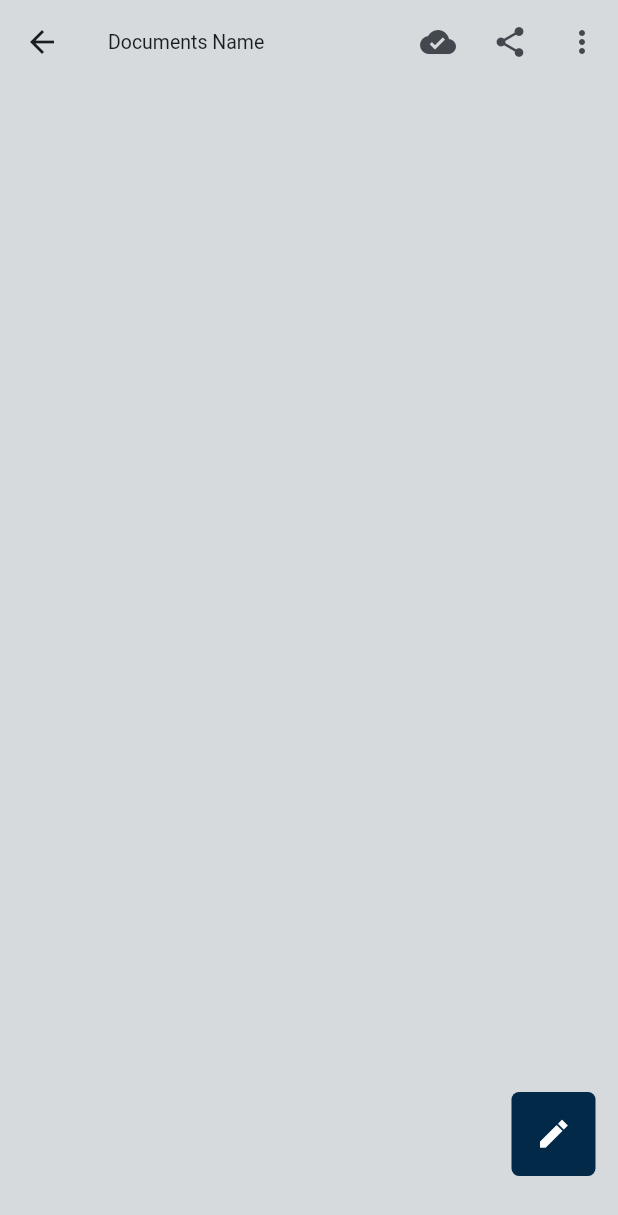
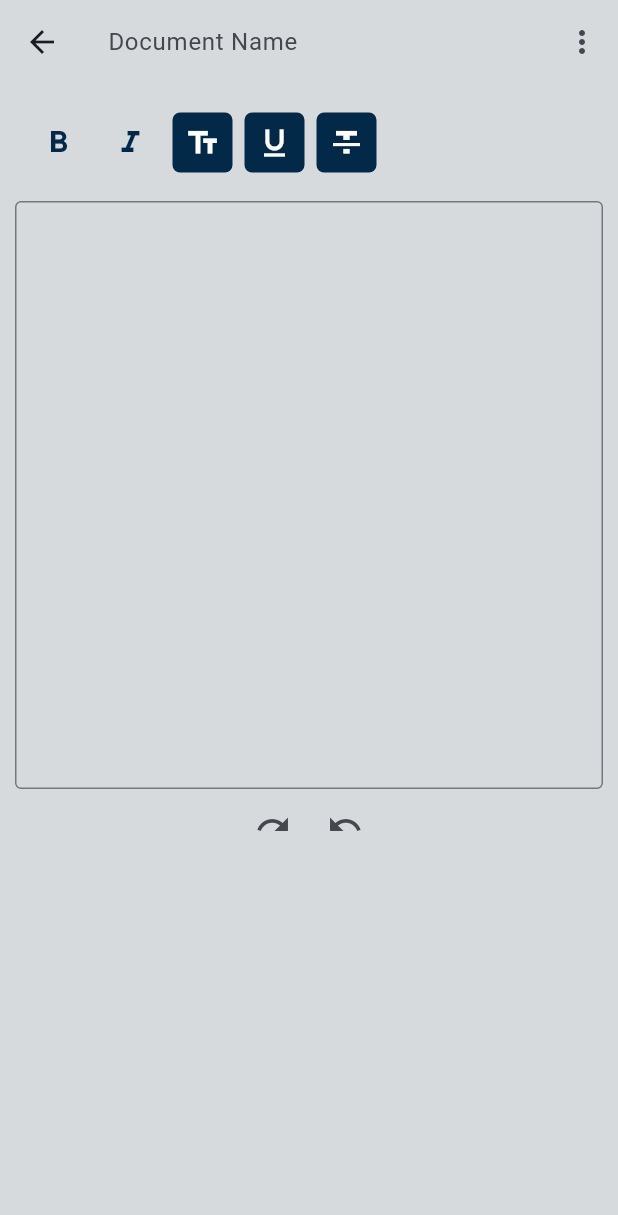
Before and after one commit to AdefemiAdeyanju/TekNoteApp, a Flutter app: the CreateDoc screen opened directly, after a tap on the "edit" icon, on a phone screen of 412 x 824 dp. Shown: the top 1215 px of the screen. Run offline on Flutter 3.47's test engine with Material 3 defaults, Android fonts, the phone set to English and light mode, and no system bars.

Commit message:
changes made

```diff
--- a/lib/pages/home_page.dart
+++ b/lib/pages/home_page.dart
@@ -1,7 +1,7 @@
 import 'package:flutter/material.dart';
 import 'package:teknote/pages/document_page.dart';
 import 'package:teknote/pages/create_document.dart';
-import 'package:teknote/utils/create_form.dart';
+import 'package:teknote/pages/create_form.dart';
 import 'package:teknote/pages/profile_setting_page.dart';
 import 'package:teknote/utils/home_component.dart';
 
--- a/lib/pages/profile_setting_page.dart
+++ b/lib/pages/profile_setting_page.dart
@@ -20,7 +20,8 @@ class ProfilePage extends StatelessWidget {
           Center(
             child: Row(
               children: [CircleAvatar(radius: 50,
-              backgroundImage:AssetImage('lib/images/apple.jpg',  ),
+              foregroundImage:AssetImage('lib/images/apple.jpg',),
+              backgroundColor: Colors.transparent,
                ),
               SizedBox(width: 10,),
                 Column(crossAxisAlignment:CrossAxisAlignment.baseline,
--- a/lib/pages/share_page.dart
+++ b/lib/pages/share_page.dart
@@ -1,5 +1,6 @@
 import 'package:flutter/material.dart';
 import 'package:teknote/utils/profile_page_card.dart';
+import 'package:teknote/utils/radio_button.dart';
 
 class SharePage extends StatelessWidget {
   const SharePage({super.key});
@@ -46,6 +47,9 @@ class SharePage extends StatelessWidget {
             ),
             const SizedBox(height: 20),
 
+            const MyRadioButton(),
+
+            const SizedBox(height: 20),
 
             Center(
               child: Column(
--- /dev/null
+++ b/lib/utils/create_document_input.dart
@@ -0,0 +1,146 @@
+import 'package:flutter/material.dart';
+
+class DocInput extends StatelessWidget {
+  const DocInput({super.key});
+
+  @override
+  Widget build(BuildContext context) {
+    return Scaffold(
+      appBar: AppBar(
+        title: const TextField(
+          decoration: InputDecoration(
+              hintText: 'Document Name', border: InputBorder.none),
+          style: TextStyle(),
+        ),
+        backgroundColor: const Color.fromARGB(255, 215, 218, 221),
+        actions: [
+          PopupMenuButton(
+            icon: const Icon(Icons.more_vert),
+            onSelected: ((value) => value),
+            itemBuilder: (BuildContext context) {
+              return [
+                const PopupMenuItem(
+                  value: 'Save',
+                  child: Text('Save'),
+                )
+              ];
+            },
+          )
+        ],
+      ),
+      backgroundColor: const Color.fromARGB(255, 215, 218, 221),
+      body: SafeArea(
+        child: Center(
+          child: ListView(
+            children: [
+              Column(
+                children: [
+                  const SizedBox(
+                    height: 15,
+                  ),
+                  Padding(
+                    padding: const EdgeInsets.only(left: 15),
+                    child: Row(
+                      children: [
+                        IconButton(
+                          style: const ButtonStyle(
+                            iconColor: MaterialStatePropertyAll(
+                              Color.fromARGB(255, 3, 41, 73),
+                            ),
+                          ),
+                          onPressed: () {},
+                          icon: const Icon(Icons.format_bold),
+                        ),
+                        IconButton(
+                          style: const ButtonStyle(
+                            iconColor: MaterialStatePropertyAll(
+                              Color.fromARGB(255, 3, 41, 73),
+                            ),
+                          ),
+                          onPressed: () {},
+                          icon: const Icon(Icons.format_italic),
+                        ),
+
+                        //TextField
+                        IconButton.filled(
+                          style: ButtonStyle(
+                            shape: MaterialStatePropertyAll(
+                              RoundedRectangleBorder(
+                                borderRadius: BorderRadius.circular(5),
+                              ),
+                            ),
+                            backgroundColor: const MaterialStatePropertyAll(
+                              Color.fromARGB(255, 3, 41, 73),
+                            ),
+                          ),
+                          onPressed: () {},
+                          icon: const Icon(Icons.text_fields),
+                        ),
+                        //Underline
+                        IconButton.filled(
+                          style: ButtonStyle(
+                            shape: MaterialStatePropertyAll(
+                              RoundedRectangleBorder(
+                                borderRadius: BorderRadius.circular(5),
+                              ),
+                            ),
+                            backgroundColor: const MaterialStatePropertyAll(
+                              Color.fromARGB(255, 3, 41, 73),
+                            ),
+                          ),
+                          onPressed: () {},
+                          icon: const Icon(Icons.format_underline),
+                        ),
+                        //Strikethrough
+                        IconButton.filled(
+                          style: ButtonStyle(
+                            shape: MaterialStatePropertyAll(
+                              RoundedRectangleBorder(
+                                borderRadius: BorderRadius.circular(5),
+                              ),
+                            ),
+                            backgroundColor: const MaterialStatePropertyAll(
+                              Color.fromARGB(255, 3, 41, 73),
+                            ),
+                          ),
+                          onPressed: () {},
+                          icon: const Icon(Icons.format_strikethrough),
+                        ),
+                      ],
+                    ),
+                  )
+                ],
+              ),
+              const Column(
+                children: [
+                  SizedBox(
+                    height: 15,
+                  ),
+                  Padding(
+                    padding: EdgeInsets.only(left: 10, right: 10),
+                    child: TextField(
+                      maxLines: 15,
+                      decoration: InputDecoration(
+                        border: OutlineInputBorder(
+                            borderSide: BorderSide(color: Colors.transparent)),
+                      ),
+                    ),
+                  )
+                ],
+              ),
+              Row(
+                mainAxisAlignment: MainAxisAlignment.center,
+                children: [
+                  IconButton(
+                      onPressed: () {}, icon: const Icon(Icons.redo_outlined)),
+                  IconButton(
+                      onPressed: () {}, icon: const Icon(Icons.undo_outlined))
+                ],
+              )
+            ],
+          ),
+        ),
+      ),
+    );
+  }
+}
```
Also changed, not shown: lib/pages/create_document.dart (+7 -5 lines), lib/pages/document_page.dart (+161 -0 lines), lib/utils/home_component.dart (+8 -5 lines), lib/utils/radio_button.dart (added, +45 -0 lines), lib/model/bottom_sheet.dart (deleted), lib/pages/create_form.dart (renamed from lib/utils/create_form.dart).
